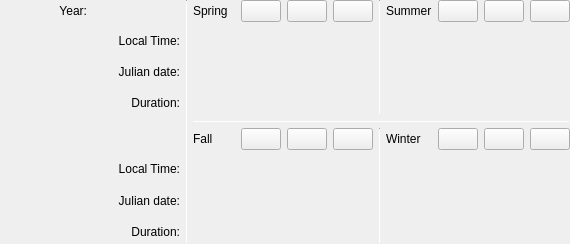
Old version of the form src/gui/seasonsWidget.ui in the repository gustavodocsgo/stellarium.
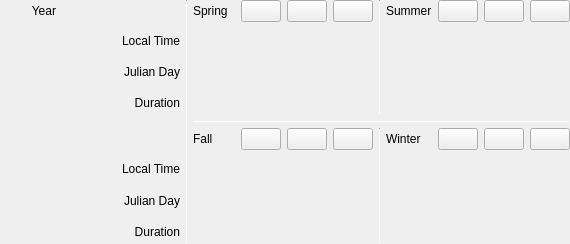
New version of the form. Icons and pictures are not drawn.

Commit message: Add duration of year and add context for names of seasons

What changed in the file:
```diff
--- a/src/gui/seasonsWidget.ui
+++ b/src/gui/seasonsWidget.ui
@@ -38,7 +38,7 @@
    <item row="8" column="1">
     <widget class="QLabel" name="labelJD2">
      <property name="text">
-      <string>Julian date:</string>
+      <string>Julian Day</string>
      </property>
      <property name="alignment">
       <set>Qt::AlignRight|Qt::AlignTrailing|Qt::AlignVCenter</set>
@@ -57,7 +57,7 @@
    <item row="4" column="1">
     <widget class="QLabel" name="labelDuration1">
      <property name="text">
-      <string>Duration:</string>
+      <string>Duration</string>
      </property>
      <property name="alignment">
       <set>Qt::AlignRight|Qt::AlignTrailing|Qt::AlignVCenter</set>
@@ -67,7 +67,7 @@
    <item row="9" column="1">
     <widget class="QLabel" name="labelDuration2">
      <property name="text">
-      <string>Duration:</string>
+      <string>Duration</string>
      </property>
      <property name="alignment">
       <set>Qt::AlignRight|Qt::AlignTrailing|Qt::AlignVCenter</set>
@@ -176,7 +176,7 @@
    <item row="7" column="1">
     <widget class="QLabel" name="labelLT2">
      <property name="text">
-      <string>Local Time:</string>
+      <string>Local Time</string>
      </property>
      <property name="alignment">
       <set>Qt::AlignRight|Qt::AlignTrailing|Qt::AlignVCenter</set>
@@ -210,7 +210,7 @@
      <item>
       <widget class="QLabel" name="labelYear">
        <property name="text">
-        <string>Year:</string>
+        <string>Year</string>
        </property>
        <property name="alignment">
         <set>Qt::AlignRight|Qt::AlignTrailing|Qt::AlignVCenter</set>
@@ -227,6 +227,19 @@
        <property name="text">
         <string/>
        </property>
+       <property name="alignment">
+        <set>Qt::AlignCenter</set>
+       </property>
+      </widget>
+     </item>
+     <item>
+      <widget class="QLabel" name="labelYearDuration">
+       <property name="text">
+        <string/>
+       </property>
+       <property name="alignment">
+        <set>Qt::AlignRight|Qt::AlignTrailing|Qt::AlignVCenter</set>
+       </property>
       </widget>
      </item>
     </layout>
@@ -240,7 +253,7 @@
       </sizepolicy>
      </property>
      <property name="text">
-      <string>Local Time:</string>
+      <string>Local Time</string>
      </property>
      <property name="alignment">
       <set>Qt::AlignRight|Qt::AlignTrailing|Qt::AlignVCenter</set>
@@ -485,7 +498,7 @@
    <item row="3" column="1">
     <widget class="QLabel" name="labelJD1">
      <property name="text">
-      <string>Julian date:</string>
+      <string>Julian Day</string>
      </property>
      <property name="alignment">
       <set>Qt::AlignRight|Qt::AlignTrailing|Qt::AlignVCenter</set>
```
Left out of the diff: 8 changed lines with no effect on the pictures. The commit also changes 1 other file.
